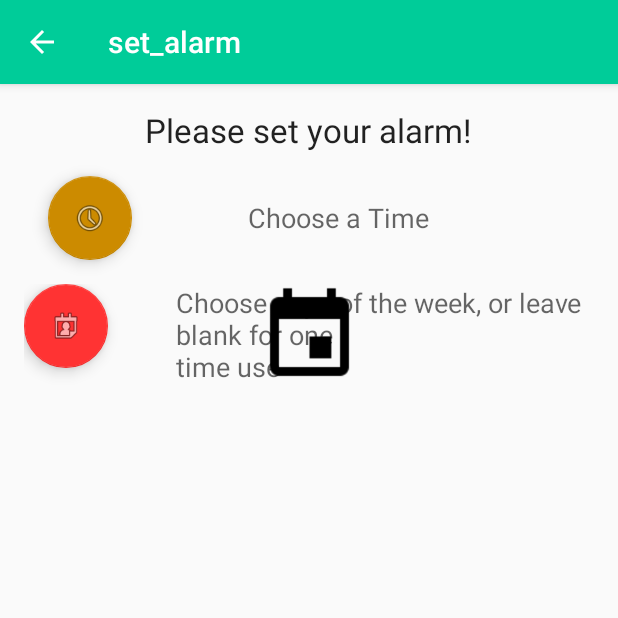
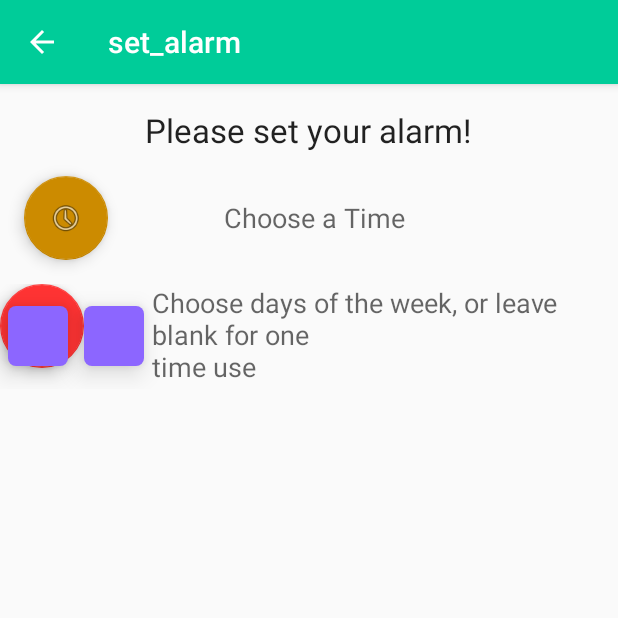
Before and after one commit to caaespin/SelfieUp, an Android app: the set_alarmFragment screen opened directly, with no data from a screen before it, on a phone screen of 412 x 824 dp, the top half of it. Run offline under Robolectric (Android 15) with nearby library versions, the phone set to English and light mode, and no system bars; libraries missing offline, so code that uses them is left out: com.amulyakhare.textdrawable, com.github.fafaldo.fabtoolbar; plain views replace FABToolbarLayout; 1 statement that could not run was skipped.

Commit message:
Added more UI stuff

```diff
--- a/app/build.gradle
+++ b/app/build.gradle
@@ -19,6 +19,12 @@ android {
     }
 }
 
+repositories{
+    maven {
+        url 'http://dl.bintray.com/amulyakhare/maven'
+    }
+}
+
 dependencies {
     compile fileTree(dir: 'libs', include: ['*.jar'])
     testCompile 'junit:junit:4.12'
@@ -28,4 +34,5 @@ dependencies {
     compile 'com.android.support:recyclerview-v7:23.4.0'
     compile 'com.github.clans:fab:1.6.4'
     compile 'com.github.fafaldo:fab-toolbar:1.2.0'
+    compile 'com.amulyakhare:com.amulyakhare.textdrawable:1.0.1'
 }
--- a/app/src/main/java/com/charly/selfieup/set_alarmFragment.java
+++ b/app/src/main/java/com/charly/selfieup/set_alarmFragment.java
@@ -2,14 +2,18 @@ package com.charly.selfieup;
 
 //Used the following git repo:
 //https://github.com/fafaldo/FABToolbar  //used it for the toolbar expansion thing
+//https://github.com/amulyakhare/TextDrawable //used this for letter for the days
 
+import android.graphics.Color;
 import android.support.design.widget.FloatingActionButton;
 import android.support.v4.app.Fragment;
 import android.os.Bundle;
 import android.view.LayoutInflater;
 import android.view.View;
 import android.view.ViewGroup;
+import android.widget.ImageView;
 
+import com.amulyakhare.textdrawable.TextDrawable;
 import com.github.fafaldo.fabtoolbar.widget.FABToolbarLayout;
 
 /**
@@ -24,12 +28,24 @@ public class set_alarmFragment extends Fragment {
     public View onCreateView(LayoutInflater inflater, ViewGroup container,
                              Bundle savedInstanceState) {
 
-        View rootView = inflater.inflate(R.layout.fragment_set_alarm, container, false);
+        //Defines the rootView
+        final View rootView = inflater.inflate(R.layout.fragment_set_alarm, container, false);
+        //Images to be used for the days
+        final ImageView monday = (ImageView) rootView.findViewById(R.id.monday);
+        final ImageView tuesday = (ImageView) rootView.findViewById(R.id.tuesday);
         final FloatingActionButton fabA = (FloatingActionButton) rootView.findViewById(R.id.fabtoolbar_fab);
         final FABToolbarLayout layout = (FABToolbarLayout) rootView.findViewById(R.id.fabtoolbar);
         fabA.setOnClickListener(new View.OnClickListener() {
             @Override
             public void onClick(View view) {
+                TextDrawable monday_drawable = TextDrawable.builder().beginConfig().bold().endConfig()
+                        .buildRoundRect("M", Color.parseColor("#6633ff"), 10); // radius in px
+
+                TextDrawable tuesday_drawable = TextDrawable.builder().beginConfig().bold().endConfig()
+                        .buildRoundRect("T", Color.parseColor("#3333ff"), 10);
+                //ImageView image = (ImageView) rootView.findViewById(R.id.monday);
+                monday.setImageDrawable(monday_drawable);
+                tuesday.setImageDrawable(tuesday_drawable);
                 layout.show();
             }
         });
--- /dev/null
+++ b/app/src/main/res/drawable/days_format.xml
@@ -0,0 +1,6 @@
+<!-- res/drawable/myrect.xml -->
+<shape xmlns:android="http://schemas.android.com/apk/res/android"
+    android:shape="rectangle">
+    <solid android:color="#8c66ff" />
+    <corners android:radius="5dp" />
+</shape>
--- a/app/src/main/res/layout/fragment_set_alarm.xml
+++ b/app/src/main/res/layout/fragment_set_alarm.xml
@@ -4,8 +4,7 @@
     android:layout_height="match_parent"
     xmlns:app="http://schemas.android.com/apk/res-auto"
     android:paddingBottom="@dimen/activity_vertical_margin"
-    android:paddingLeft="@dimen/activity_horizontal_margin"
-    android:paddingRight="@dimen/activity_horizontal_margin"
+
     android:paddingTop="@dimen/activity_vertical_margin"
     tools:context="com.charly.selfieup.set_alarmFragment"
     tools:showIn="@layout/activity_set_alarm">
@@ -126,12 +125,23 @@
                             android:orientation="horizontal">
 
                             <ImageView
-                                android:id="@+id/one"
-                                android:layout_width="0dp"
-                                android:layout_height="match_parent"
-                                android:layout_weight="1"
-                                android:scaleType="centerInside"
-                                android:src="@drawable/ic_event_black_24dp"/>
+                                android:id="@+id/monday"
+                                android:layout_width="40dp"
+                                android:layout_height="40dp"
+                                android:layout_gravity="center"
+                                android:layout_margin="5dp"
+                                android:elevation="10dp"
+                                android:background="@drawable/days_format"
+                                />
+                            <ImageView
+                                android:id="@+id/tuesday"
+                                android:layout_width="40dp"
+                                android:layout_height="40dp"
+                                android:layout_gravity="center"
+                                android:layout_margin="5dp"
+                                android:elevation="10dp"
+                                android:background="@drawable/days_format"
+                                />
                         </LinearLayout>
 
                     </com.github.fafaldo.fabtoolbar.widget.FABToolbarLayout>
```
